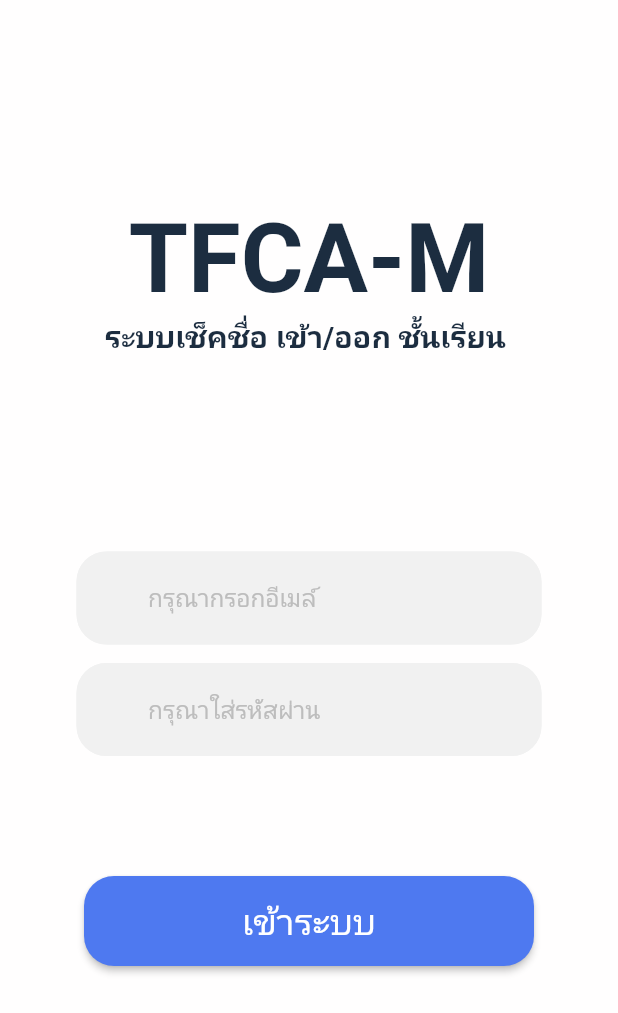
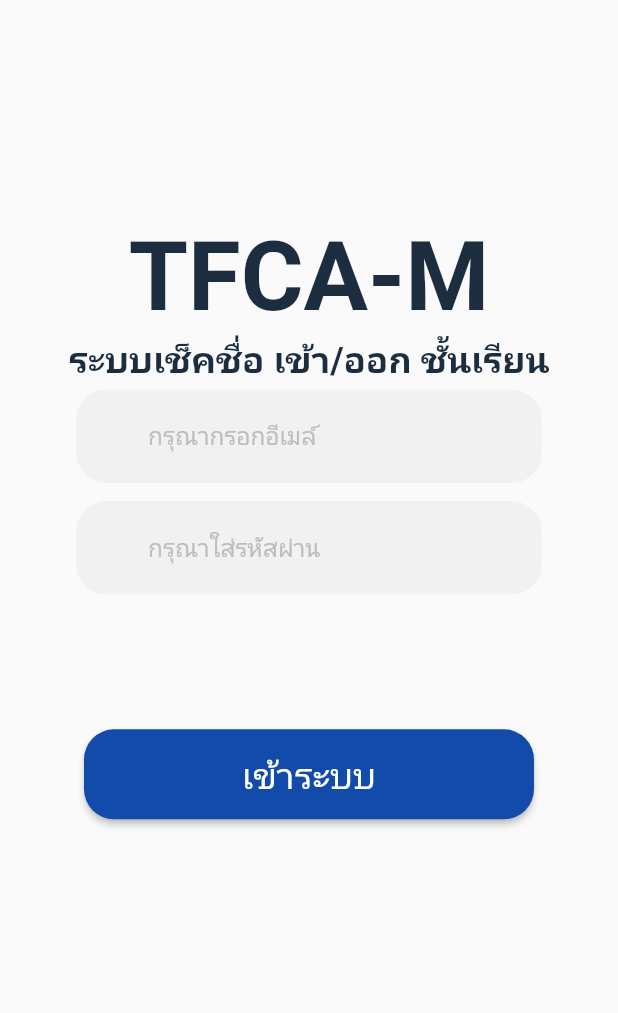
Before and after one commit to Parkphum-S/sau_app_face, a Flutter app: the screen it shows after launch, on a phone screen of 412 x 824 dp. Shown: the top 1013 px of the screen. Run offline on Flutter 3.47's test engine with Material 2 defaults, Android fonts, the phone set to English and light mode, and no system bars; our stand-ins replace font_awesome_flutter; missing offline and left inert: ai_barcode_scanner; Roboto replaces fonts that are missing (Robot).

Commit message:
config error commit

```diff
--- a/lib/views/login_ui.dart
+++ b/lib/views/login_ui.dart
@@ -13,29 +13,15 @@ class _LoginUIState extends State<LoginUI> {
   @override
   Widget build(BuildContext context) {
     return Scaffold(
-      backgroundColor: Color.fromARGB(255, 255, 254, 254),
-      body: SafeArea(
-        child: Padding(
-          padding: const EdgeInsets.only(
-            left: 16.0,
-            right: 16.0,
-          ),
+      body: Padding(
+        padding: const EdgeInsets.all(16.0),
+        child: Center(
+          child: SingleChildScrollView(
             child: Column(
+              mainAxisAlignment: MainAxisAlignment.center,
               mainAxisSize: MainAxisSize.max,
-            mainAxisAlignment: MainAxisAlignment.center,
               children: [
-              Expanded(
-                child: Container(
-                  child: Padding(
-                    padding: const EdgeInsets.only(
-                      right: 35,
-                      left: 35,
-                    ),
-                    child: Column(
-                      mainAxisSize: MainAxisSize.min,
-                      mainAxisAlignment: MainAxisAlignment.center,
-                      children: [
-                        SizedBox(height: 10),
+                SizedBox(height: 50),
                 Text(
                   'TFCA-M',
                   style: TextStyle(
@@ -46,17 +32,12 @@ class _LoginUIState extends State<LoginUI> {
                   ),
                 ),
                 Text(
-                          'ระบบเช็คชื่อ เข้า/ออก ชั้นเรียน ',
+                  'ระบบเช็คชื่อ เข้า/ออก ชั้นเรียน',
                   style: TextStyle(
-                            fontSize: 20.0,
+                    fontSize: 24.0,
                     fontWeight: FontWeight.bold,
                     color: Color.fromARGB(255, 28, 45, 64),
                     fontFamily: 'Roboto',
-                          ),
-                        ),
-                      ],
-                    ),
-                  ),
                   ),
                 ),
                 SingleChildScrollView(
@@ -150,7 +131,7 @@ class _LoginUIState extends State<LoginUI> {
                   ),
                 ),
                 SizedBox(
-                height: 80.0,
+                  height: 90.0,
                 ),
                 Padding(
                   padding: EdgeInsets.only(left: 40.0, right: 40.0),
@@ -170,7 +151,7 @@ class _LoginUIState extends State<LoginUI> {
                       ),
                     ),
                     style: ElevatedButton.styleFrom(
-                    primary: Color.fromARGB(255, 78, 121, 240),
+                      primary: Color.fromARGB(255, 18, 75, 170),
                       minimumSize: const Size.fromHeight(60),
                       shape: RoundedRectangleBorder(
                         borderRadius: BorderRadius.circular(20.0),
@@ -185,6 +166,7 @@ class _LoginUIState extends State<LoginUI> {
             ),
           ),
         ),
+      ),
     );
   }
 }
```
Also changed, not shown: assets/fonts/KanitRegular.ttf (deleted). Lines whose indentation alone changed are shown as unchanged.
